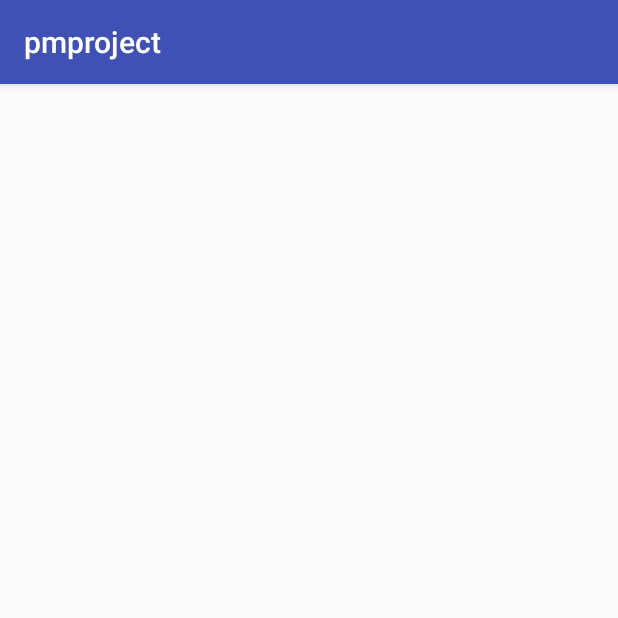
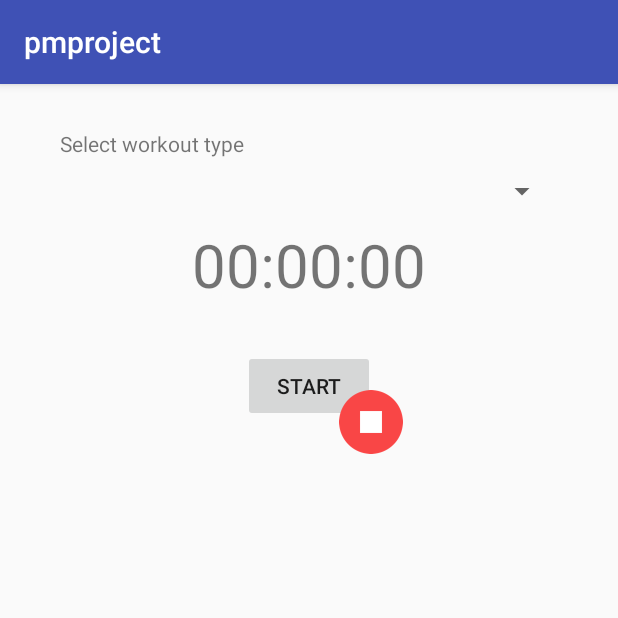
Before and after one commit to pawel717/pm-project, an Android app: the NewWorkoutActivity screen opened directly, with no data from a screen before it, on a phone screen of 412 x 824 dp, the top half of it. Run offline under Robolectric (Android 15) with nearby library versions, the phone set to English and light mode, and no system bars.

Commit message:
Activity initial layout

```diff
--- a/app/build.gradle
+++ b/app/build.gradle
@@ -25,4 +25,5 @@ dependencies {
     testImplementation 'junit:junit:4.12'
     androidTestImplementation 'com.android.support.test:runner:1.0.2'
     androidTestImplementation 'com.android.support.test.espresso:espresso-core:3.0.2'
+    implementation 'com.android.support:design:27.1.1'
 }
--- a/app/src/main/res/layout/activity_new_workout.xml
+++ b/app/src/main/res/layout/activity_new_workout.xml
@@ -4,6 +4,63 @@
     xmlns:tools="http://schemas.android.com/tools"
     android:layout_width="match_parent"
     android:layout_height="match_parent"
+    android:layout_margin="20dp"
     tools:context=".view.activity.NewWorkoutActivity">
 
+    <TextView
+        android:id="@+id/text_view_select_type_label"
+        android:layout_width="wrap_content"
+        android:layout_height="wrap_content"
+        android:paddingBottom="10dp"
+        android:paddingLeft="20dp"
+        android:paddingRight="20dp"
+        android:paddingTop="10dp"
+        android:text="@string/text_view_select_type" />
+
+    <Spinner
+        android:id="@+id/spinner_workout_type"
+        android:layout_width="match_parent"
+        android:layout_height="wrap_content"
+        android:layout_marginRight="20dp"
+        android:layout_marginLeft="20dp"
+        app:layout_constraintTop_toBottomOf="@+id/text_view_select_type_label"
+        />
+
+    <TextView
+        android:id="@+id/text_view_time"
+        android:layout_width="wrap_content"
+        android:layout_height="wrap_content"
+        android:padding="10dp"
+        android:text="00:00:00"
+        android:textSize="40sp"
+        app:layout_constraintLeft_toLeftOf="parent"
+        app:layout_constraintRight_toRightOf="parent"
+        app:layout_constraintTop_toBottomOf="@+id/spinner_workout_type" />
+
+    <ImageButton
+        android:id="@+id/button_stop"
+        android:layout_width="wrap_content"
+        android:layout_height="wrap_content"
+        android:layout_alignLeft="@id/button_start"
+        android:layout_alignTop="@id/button_start"
+        android:background="@android:color/transparent"
+        android:elevation="2dp"
+        app:layout_constraintCircle="@id/button_start"
+        app:layout_constraintCircleAngle="120"
+        app:layout_constraintCircleRadius="48dp"
+        app:srcCompat="@mipmap/stop_icon"
+        tools:layout_editor_absoluteX="149dp"
+        tools:layout_editor_absoluteY="157dp" />
+
+    <Button
+        android:id="@+id/button_start"
+        android:layout_width="wrap_content"
+        android:layout_height="wrap_content"
+        android:layout_margin="20dp"
+        android:text="@string/button_start"
+        app:layout_constraintLeft_toLeftOf="parent"
+        app:layout_constraintRight_toRightOf="parent"
+        app:layout_constraintTop_toBottomOf="@+id/text_view_time"
+        android:stateListAnimator="@null"/>
+
 </android.support.constraint.ConstraintLayout>
--- a/app/src/main/res/layout/activity_progress_list.xml
+++ b/app/src/main/res/layout/activity_progress_list.xml
@@ -6,4 +6,7 @@
     android:layout_height="match_parent"
     tools:context=".view.activity.ProgressListActivity">
 
+    <ListView
+        android:layout_width="match_parent"
+        android:layout_height="match_parent" />
 </android.support.constraint.ConstraintLayout>
--- a/app/src/main/res/layout/activity_workout_list.xml
+++ b/app/src/main/res/layout/activity_workout_list.xml
@@ -6,4 +6,7 @@
     android:layout_height="match_parent"
     tools:context=".view.activity.WorkoutListActivity">
 
+    <ListView
+        android:layout_width="match_parent"
+        android:layout_height="match_parent" />
 </android.support.constraint.ConstraintLayout>
--- a/app/src/main/res/values/strings.xml
+++ b/app/src/main/res/values/strings.xml
@@ -1,3 +1,9 @@
 <resources>
     <string name="app_name">pmproject</string>
+    <string name="text_view_training_date">Training date</string>
+    <string name="text_view_training_duration">Training duration</string>
+    <string name="text_view_workout_type">Workout type</string>
+    <string name="text_view_progress_date">Progress date</string>
+    <string name="button_start">Start</string>
+    <string name="text_view_select_type">Select workout type</string>
 </resources>
```
Also changed, not shown: app/src/main/res/layout/activity_progress_details.xml (+19 -1 lines), app/src/main/res/layout/activity_workout_detalis.xml (+52 -0 lines), app/src/main/res/mipmap-hdpi/stop_icon.png (added), app/src/main/res/mipmap-mdpi/stop_icon.png (added), app/src/main/res/mipmap-xhdpi/stop_icon.png (added), app/src/main/res/mipmap-xxhdpi/stop_icon.png (added), app/src/main/res/mipmap-xxxhdpi/stop_icon.png (added), app/src/main/stop_icon-web.png (added), 1 other file.
